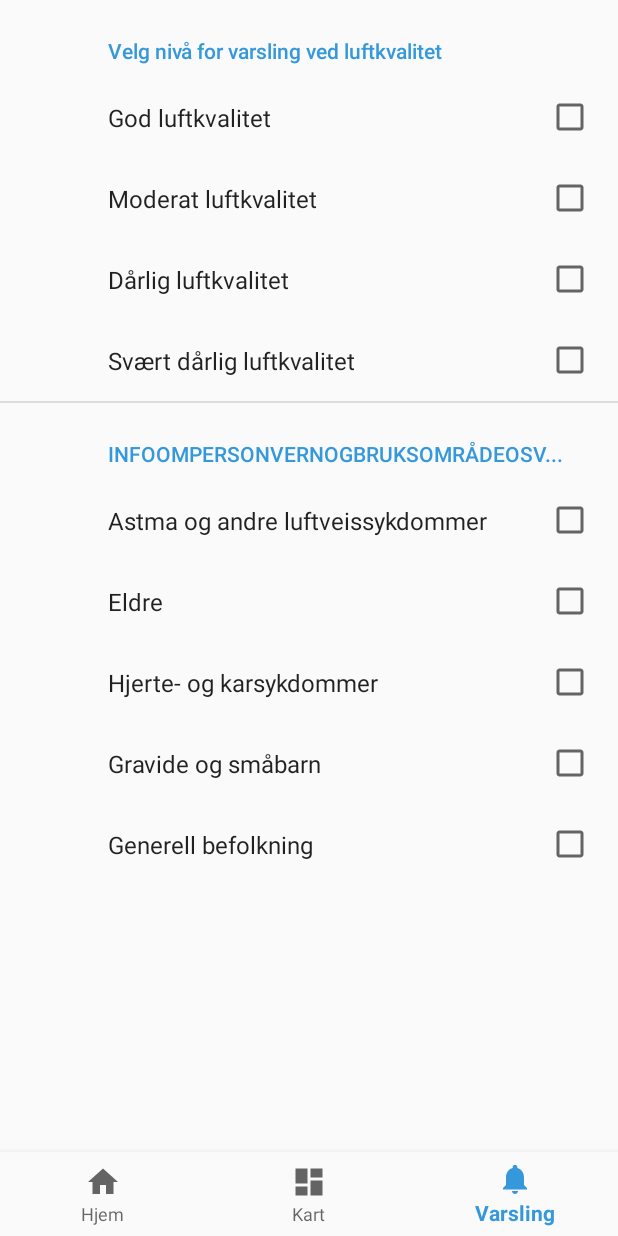
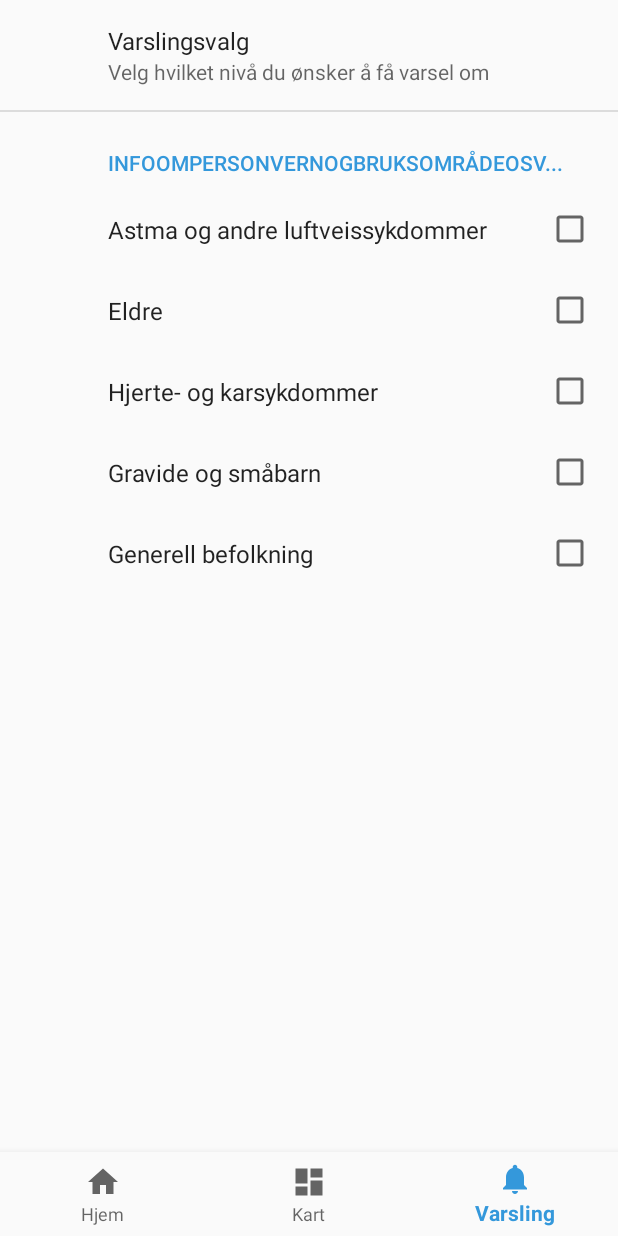
Before and after one commit to DSharifi/AirQualityCity, an Android app: the screen it shows after launch (MainActivity), item 3 of the bottom bar chosen, on a phone screen of 412 x 824 dp. Run offline under Robolectric (Android 15) with nearby library versions, the phone set to English and light mode, and no system bars; our stand-ins replace androidx.preference; libraries missing offline, so code that uses them is left out: com.github.salomonbrys.kotson; 5 statements that could not run were skipped.

Commit message:
Notification merged

```diff
--- a/Dev/app/src/main/java/com/example/gruppe30in2000/MainActivity.kt
+++ b/Dev/app/src/main/java/com/example/gruppe30in2000/MainActivity.kt
@@ -4,6 +4,7 @@ package com.example.gruppe30in2000
 import android.app.NotificationManager
 import android.content.Context
 import android.os.Bundle
+import android.preference.PreferenceManager
 import android.support.design.widget.BottomNavigationView
 import android.support.v4.app.Fragment
 import android.support.v4.app.NotificationCompat
@@ -98,18 +99,18 @@ class MainActivity : AppCompatActivity(), OnTaskCompleted {
 
     }
 
+
     fun notifyer() {
         notificationManager = getSystemService(Context.NOTIFICATION_SERVICE) as NotificationManager
+        val prefs = PreferenceManager.getDefaultSharedPreferences(this)
 
         var id = 1232132
 
         for (station in FavoriteCity.dataset) {
 
-            //Må ha if tester på nivåene og sammenligne med prefrences som er satt
-            //if (station.aqiValue >= PreferenceFragment.AQILevel){
-            if (station.description == "Hoy"){
+            if (prefs.getString(PreferenceFragment.alertValue, "10").toInt() <= AQILevel.getAlertLevel(station.aqiValue)){
 
-
+                Log.e(prefs.getString(PreferenceFragment.alertValue, "10"), AQILevel.getAlertLevel(station.aqiValue).toString())
 
                 val builder = NotificationCompat.Builder(this)
                     .setSmallIcon(R.drawable.ic_warning_blue_24dp)
@@ -125,7 +126,6 @@ class MainActivity : AppCompatActivity(), OnTaskCompleted {
                 id++
                 notificationManager.notify(id, builder.build())
             }
-
         }
     }
 }
--- a/Dev/app/src/main/java/com/example/gruppe30in2000/PreferenceFragment.kt
+++ b/Dev/app/src/main/java/com/example/gruppe30in2000/PreferenceFragment.kt
@@ -16,10 +16,8 @@ class PreferenceFragment : PreferenceFragmentCompat() {
         val heartKEY = "heart_key"
         val pregKEY = "preg_key"
 
-        val goodKey = "good_key"
-        val moderateKey = "moderate_key"
-        val badKey = "bad_key"
-        val veryBadKey = "verybad_key"
+        val alertValue = "alertValue"
+
     }
 
     override fun onCreatePreferences(savedstates: Bundle?, rootkey: String?) {
--- /dev/null
+++ b/Dev/app/src/main/res/values/dropdown_alert_value.xml
@@ -0,0 +1,14 @@
+<?xml version="1.0" encoding="utf-8"?>
+<resources>
+    <string-array name="drop">
+        <item>Ingen varsling</item>
+        <item>Moderat</item>
+        <item>Hoy</item>
+    </string-array>
+
+    <string-array name="dropValue">
+        <item>10</item>
+        <item>1</item>
+        <item>2</item>
+    </string-array>
+</resources>
--- a/Dev/app/src/main/res/xml/settings_screen.xml
+++ b/Dev/app/src/main/res/xml/settings_screen.xml
@@ -1,30 +1,13 @@
 <?xml version="1.0" encoding="utf-8"?>
 <PreferenceScreen xmlns:android="http://schemas.android.com/apk/res/android">
 
-    <PreferenceCategory
-        android:title="@string/alertLevel">
-
-        <CheckBoxPreference
-                android:key="good_key"
-                android:title="@string/Good"
-                android:defaultValue="false"/>
-
-        <CheckBoxPreference
-                android:key="moderate_key"
-                android:title="@string/moderate"
-                android:defaultValue="false"/>
-
-        <CheckBoxPreference
-                android:key="bad_key"
-                android:title="@string/Bad"
-                android:defaultValue="false"/>
-
-        <CheckBoxPreference
-                android:key="verybad_key"
-                android:title="@string/vBad"
-                android:defaultValue="false"/>
-
-    </PreferenceCategory>
+    <ListPreference
+            android:title="Varslingsvalg"
+            android:summary="Velg hvilket nivå du ønsker å få varsel om"
+            android:key="alertValue"
+            android:defaultValue="1"
+            android:entries="@array/drop"
+            android:entryValues="@array/dropValue" />
 
     <PreferenceCategory
         android:title="INFOOMPERSONVERNOGBRUKSOMRÅDEOSV...">
```
Also changed, not shown: Dev/app/src/main/java/com/example/gruppe30in2000/AQILevel.kt (+19 -4 lines).
